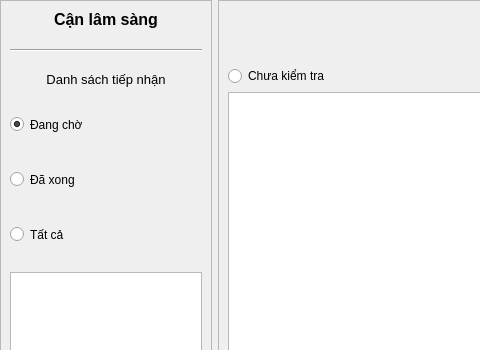
Taylor3691/Hospital-Management-Project, file src/views/ParaclinicalView.ui: the form before one commit; both pictures show x 0 to 480 and y 0 to 350 of the 1065 by 636 pixel window.
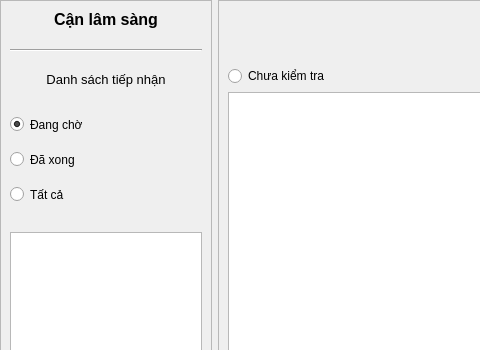
The form after the commit. Icons and pictures are not drawn.

Commit message: style(ui): remove spaces between state filtering options

What changed in the file:
```diff
--- a/src/views/ParaclinicalView.ui
+++ b/src/views/ParaclinicalView.ui
@@ -2318,6 +2318,9 @@
       </item>
       <item>
        <layout class="QVBoxLayout" name="stateFiltering_verticalLayout">
+        <property name="spacing">
+         <number>0</number>
+        </property>
         <item>
          <widget class="QRadioButton" name="waiting_radioButton">
           <property name="sizePolicy">
```
The commit also changes 2 other files.
